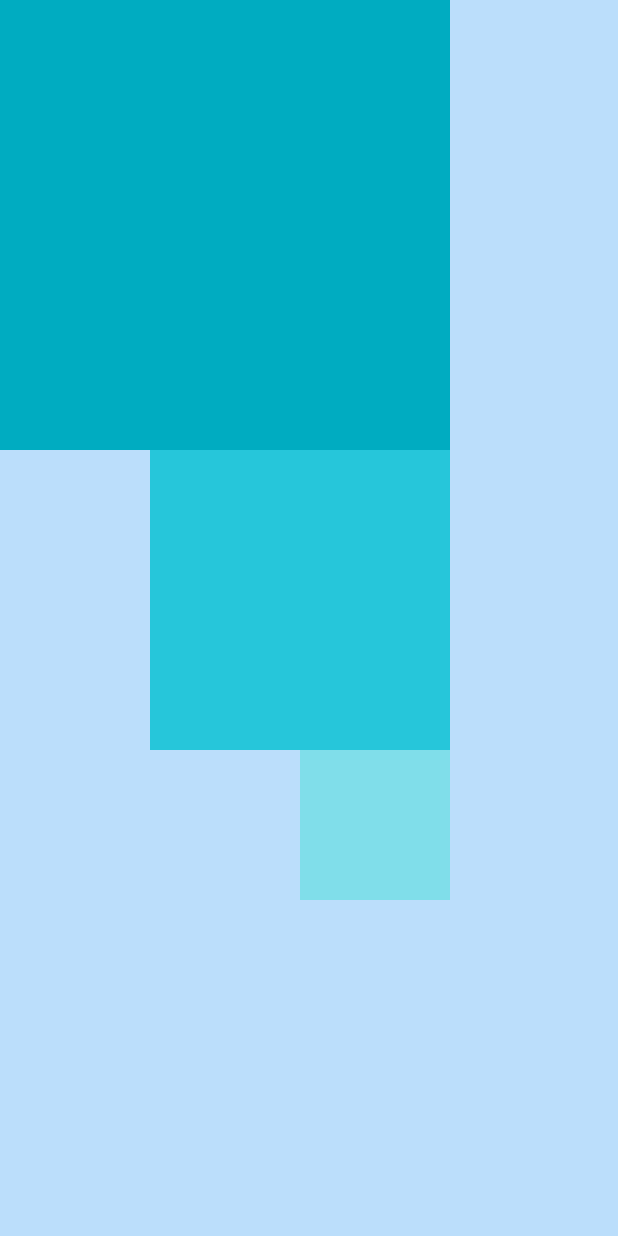
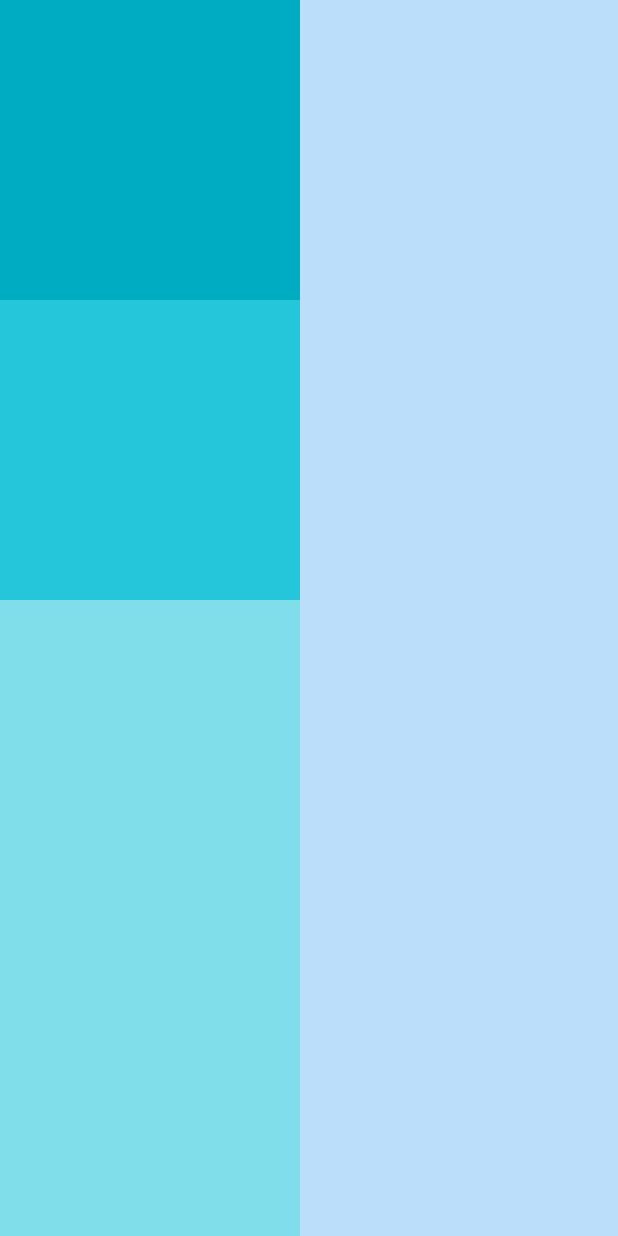
Before and after one commit to Balint90/basic_widgets, a Flutter app: the screen it shows after launch, on a phone screen of 412 x 824 dp. Run offline on Flutter 3.47's test engine with Material 2 defaults, Android fonts, the phone set to English and light mode, and no system bars.

Commit message:
Add Expanded widget

```diff
--- a/lib/main.dart
+++ b/lib/main.dart
@@ -14,12 +14,11 @@ class MyApp extends StatelessWidget {
       home: Scaffold(
           backgroundColor: Colors.blue[100],
           body: Column(
-            crossAxisAlignment: CrossAxisAlignment.end,
             children: [
               //list of widgets
               Container(
-                width: 300,
-                height: 300,
+                width: 200,
+                height: 200,
                 color: Colors.cyan[600],
               ),
               Container(
@@ -27,10 +26,11 @@ class MyApp extends StatelessWidget {
                 height: 200,
                 color: Colors.cyan[400],
               ),
-              Container(
-                width: 100,
-                height: 100,
-                color: Colors.cyan[200],
+              Expanded(
+                child: Container(
+                  width: 200,
+                  color: Colors.cyan[200],
+                ),
               ),
             ],
           )),
```
